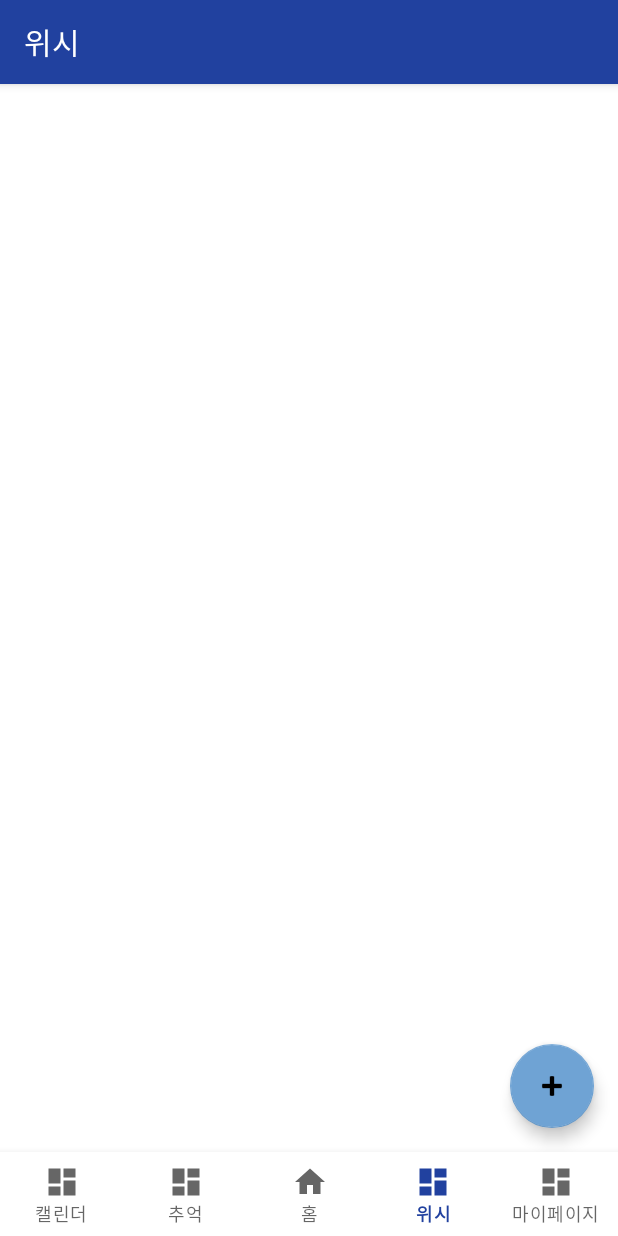
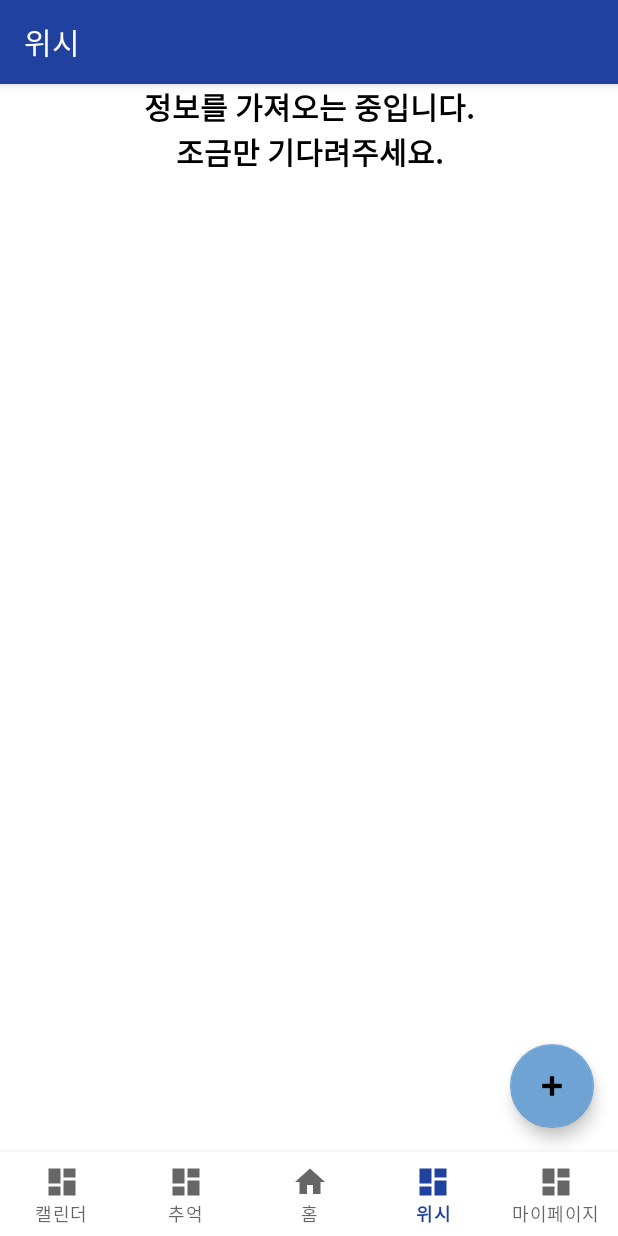
Before and after one commit to jyoon75/Meonail, an Android app: the WishFragment screen opened through its navigation route, on a phone screen of 412 x 824 dp. Run offline under Robolectric (Android 15) with nearby library versions, the phone set to English and light mode, and no system bars; our stand-ins replace navigation-ui; pictures from the network do not load; 2 statements that could not run were skipped.

Commit message:
로딩 문구 추가

```diff
--- a/app/src/main/java/com/example/meonail/WishFragment.kt
+++ b/app/src/main/java/com/example/meonail/WishFragment.kt
@@ -6,6 +6,7 @@ import android.util.Log
 import android.view.LayoutInflater
 import android.view.View
 import android.view.ViewGroup
+import android.widget.TextView
 import androidx.fragment.app.Fragment
 import androidx.lifecycle.lifecycleScope
 import androidx.recyclerview.widget.LinearLayoutManager
@@ -22,6 +23,7 @@ import retrofit2.Response
 class WishFragment : Fragment() {
 
     private lateinit var rvWishList: RecyclerView
+    private lateinit var txtLoading: TextView
     private lateinit var wishListAdapter: WishListAdapter
     private val serviceKey = "5f2a4f19-de50-4c12-963c-bbb1e93138c4"
 
@@ -31,9 +33,15 @@ class WishFragment : Fragment() {
     ): View {
         val view = inflater.inflate(R.layout.fragment_wish, container, false)
         rvWishList = view.findViewById(R.id.rvWishList)
+        txtLoading = view.findViewById(R.id.txtLoading) // 🔥 로딩 메시지 추가
+
         wishListAdapter = WishListAdapter(requireContext(), isWishList = false)
         rvWishList.layoutManager = LinearLayoutManager(requireContext())
         rvWishList.adapter = wishListAdapter
+
+        // 로딩 시작
+        txtLoading.visibility = View.VISIBLE
+        rvWishList.visibility = View.GONE
 
         fetchWishListData()
 
@@ -49,6 +57,10 @@ class WishFragment : Fragment() {
 
     private fun fetchWishListData() {
         val apiService = RetrofitClient.instance
+
+        // 🔥 로딩 메시지 표시
+        txtLoading.visibility = View.VISIBLE
+        rvWishList.visibility = View.GONE
 
         lifecycleScope.launch {
             try {
@@ -72,6 +84,10 @@ class WishFragment : Fragment() {
                     Log.d("PARSED_DATA", "파싱된 데이터: ${wishItems.size} 개의 아이템")
 
                     wishListAdapter.updateData(wishItems)
+
+                    // 데이터 로딩 완료 -> RecyclerView 표시
+                    txtLoading.visibility = View.GONE
+                    rvWishList.visibility = View.VISIBLE
                 } else {
                     Log.e("API_ERROR", "응답 실패: ${response.code()}")
                 }
--- a/app/src/main/java/com/example/meonail/api/RetrofitClient.kt
+++ b/app/src/main/java/com/example/meonail/api/RetrofitClient.kt
@@ -9,9 +9,9 @@ object RetrofitClient {
     private const val BASE_URL = "http://api.kcisa.kr/openapi/"
 
     private val client = OkHttpClient.Builder()
-        .connectTimeout(60, TimeUnit.SECONDS) // 🔥 연결 타임아웃 60초로 증가
-        .readTimeout(60, TimeUnit.SECONDS)    // 🔥 읽기 타임아웃 60초로 증가
-        .writeTimeout(60, TimeUnit.SECONDS)   // 🔥 쓰기 타임아웃 60초로 증가
+        .connectTimeout(30, TimeUnit.SECONDS)
+        .readTimeout(30, TimeUnit.SECONDS)
+        .writeTimeout(30, TimeUnit.SECONDS)   // 🔥 쓰기 타임아웃 증가
         .retryOnConnectionFailure(true)       // 🔥 연결 실패 시 자동 재시도
         .build()
 
--- a/app/src/main/res/layout/fragment_wish.xml
+++ b/app/src/main/res/layout/fragment_wish.xml
@@ -3,6 +3,19 @@
     android:layout_width="match_parent"
     android:layout_height="match_parent"
     android:orientation="vertical">
+
+    <!-- 🔥 로딩 메시지 -->
+    <TextView
+        android:id="@+id/txtLoading"
+        android:layout_width="wrap_content"
+        android:layout_height="wrap_content"
+        android:text="정보를 가져오는 중입니다.\n조금만 기다려주세요."
+        android:textSize="20sp"
+        android:textStyle="bold"
+        android:textColor="@android:color/black"
+        android:gravity="center"
+        android:layout_gravity="center"
+        android:visibility="gone"/>
 
     <androidx.recyclerview.widget.RecyclerView
         android:id="@+id/rvWishList"
```
